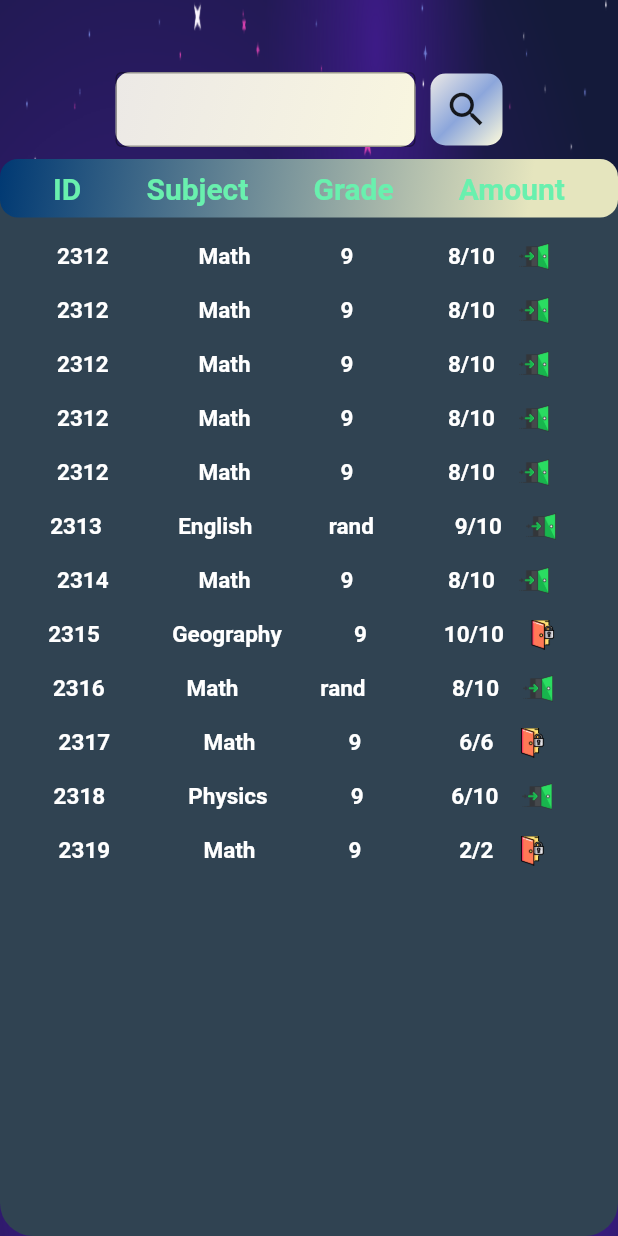
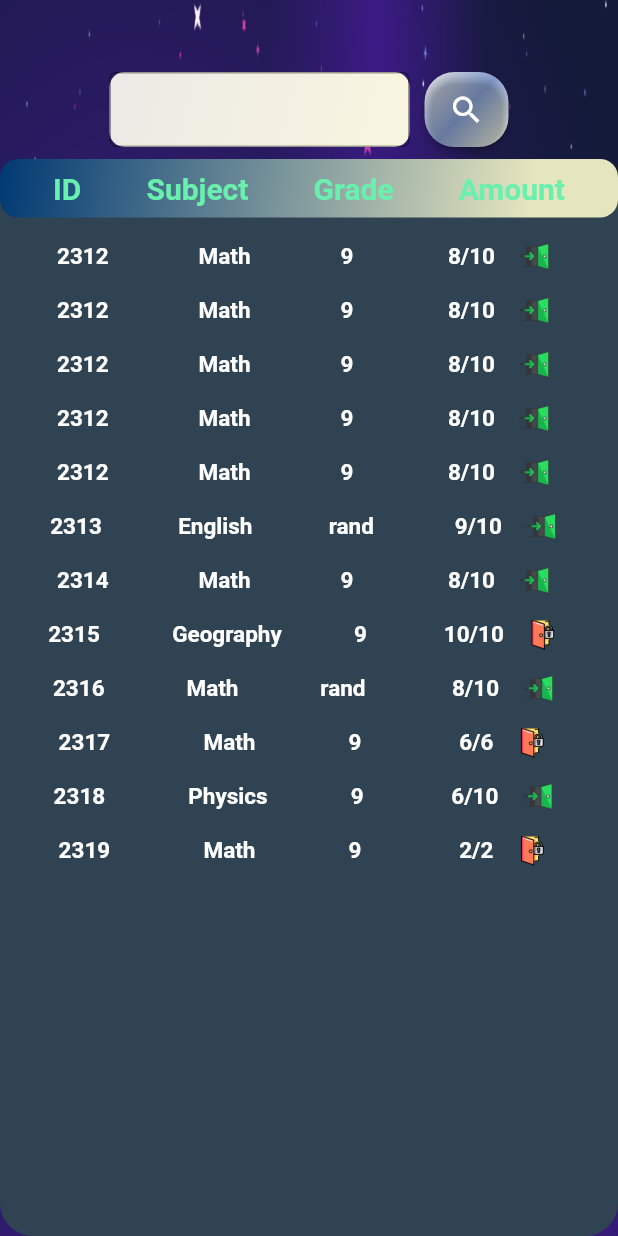
Before and after one commit to thanhpro0703/o_z_e, a Flutter app: the MyContentCharts widget shown alone on an empty page, opened directly, on a phone screen of 412 x 824 dp. Run offline on Flutter 3.47's test engine with Material 2 defaults, Android fonts, the phone set to English and light mode, and no system bars.

Commit message:
update moi nhat ne

```diff
--- a/game_app/lib/screen_chars/content_charts.dart
+++ b/game_app/lib/screen_chars/content_charts.dart
@@ -85,7 +85,7 @@ class _MyContentChartsState extends State<MyContentCharts> {
                     ),
                     Container(
                       decoration: BoxDecoration(
-                          borderRadius: BorderRadius.circular(10),
+                        borderRadius: BorderRadius.circular(20),
                         gradient: LinearGradient(
                           begin: Alignment.topLeft,
                           end: Alignment(2, 2),
@@ -97,12 +97,23 @@ class _MyContentChartsState extends State<MyContentCharts> {
                           ],
                         ),
                       ),
-                        child: IconButton(
-                            onPressed: (() {}),
-                            icon: Icon(
-                              Icons.search,
-                              size: 30,
-                            )))
+                      child: ElevatedButton(
+                          style: ButtonStyle(
+                            shape: MaterialStateProperty.all<
+                                RoundedRectangleBorder>(
+                              RoundedRectangleBorder(
+                                borderRadius: BorderRadius.circular(20),
+                              ),
+                            ),
+                            minimumSize:
+                                MaterialStateProperty.all(Size(50, 50)),
+                            backgroundColor:
+                                MaterialStateProperty.all(Colors.transparent),
+                            // elevation: MaterialStateProperty.all(3),
+                          ),
+                          onPressed: () {},
+                          child: Icon(Icons.search)),
+                    )
                   ],
                 ),
               ),
```
Lines whose indentation alone changed are shown as unchanged.
